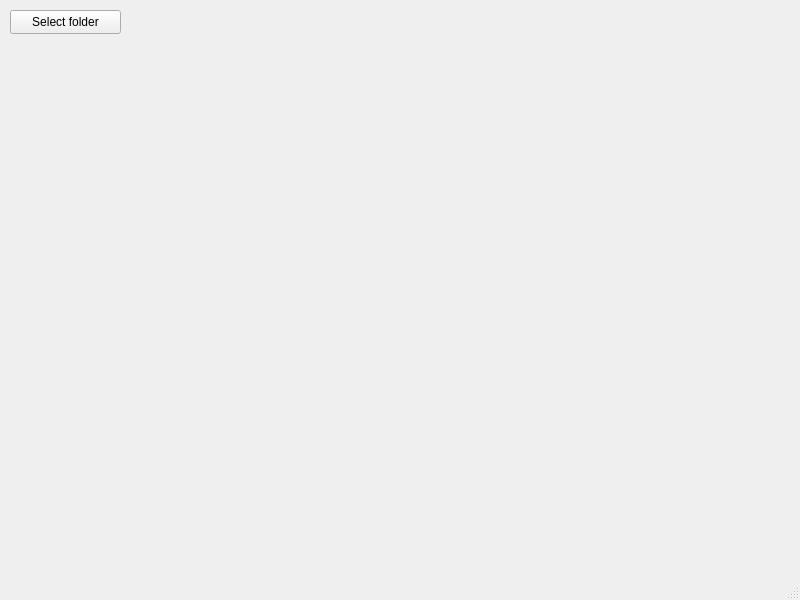
Before: the Qt Designer form MainWindow.ui in salmanchik1/parse_articles, drawn with Qt 5.
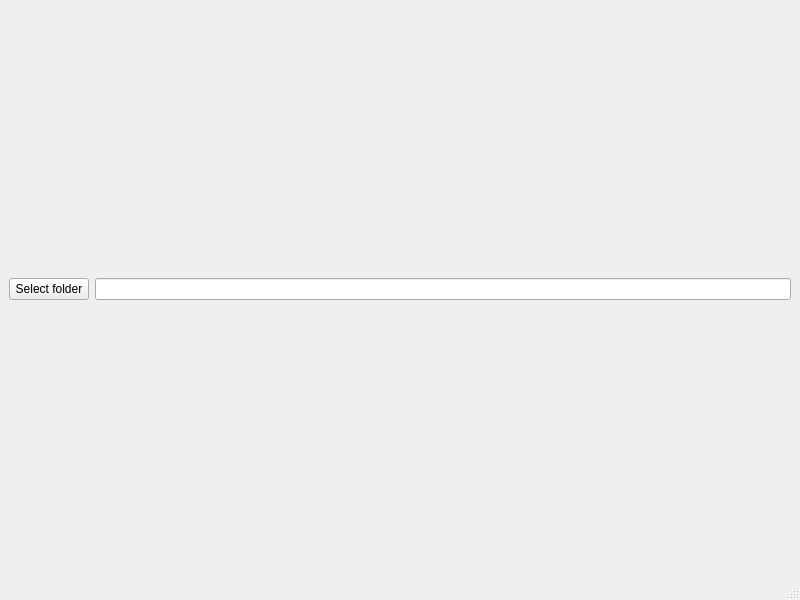
After: the same form once the commit is applied.

Commit message: added a label with the selected folder

```diff
--- a/MainWindow.ui
+++ b/MainWindow.ui
@@ -14,19 +14,22 @@
    <string>MainWindow</string>
   </property>
   <widget class="QWidget" name="centralwidget">
+   <layout class="QGridLayout" name="gridLayout">
+    <item row="0" column="0">
    <widget class="QPushButton" name="selectFolderPushButton">
-    <property name="geometry">
-     <rect>
-      <x>10</x>
-      <y>10</y>
-      <width>111</width>
-      <height>24</height>
-     </rect>
-    </property>
     <property name="text">
      <string>Select folder</string>
     </property>
    </widget>
+    </item>
+    <item row="0" column="1">
+     <widget class="QLineEdit" name="rootPathlineEdit">
+      <property name="readOnly">
+       <bool>true</bool>
+      </property>
+     </widget>
+    </item>
+   </layout>
   </widget>
   <widget class="QMenuBar" name="menubar">
    <property name="geometry">
```
Lines whose indentation alone changed are shown as unchanged. The commit also changes 3 other files.
